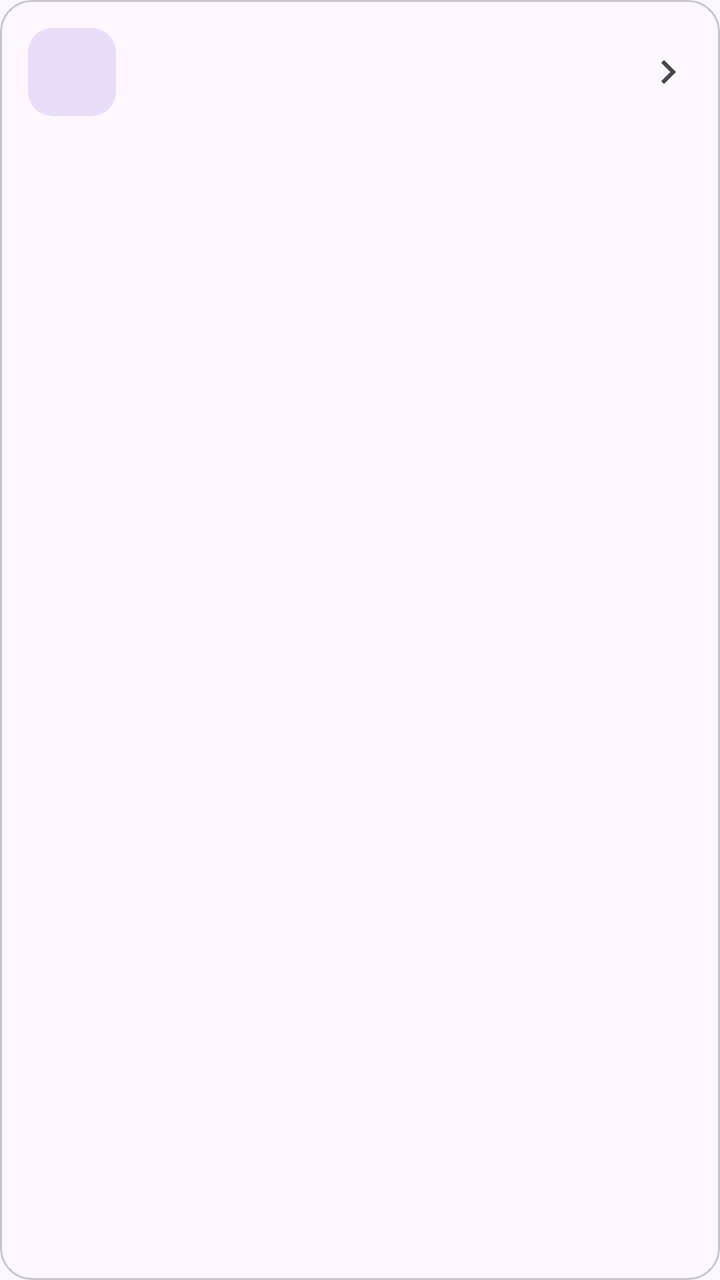
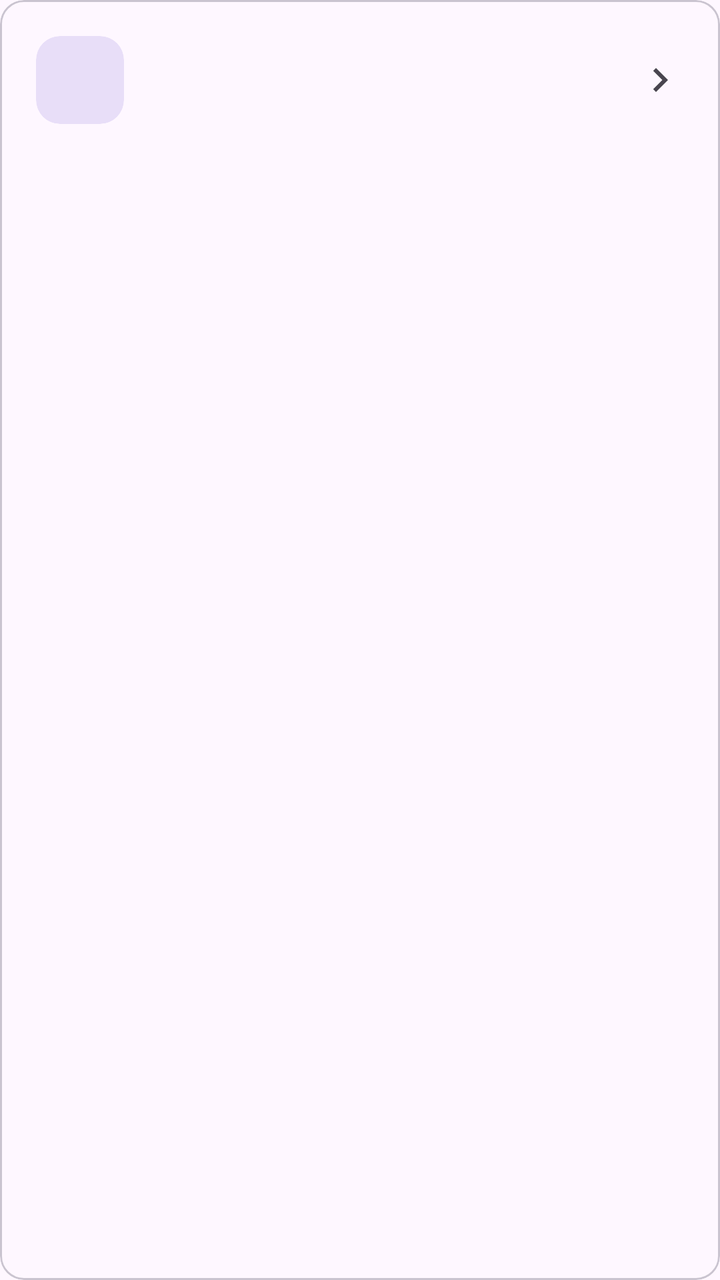

Before-and-after screenshots of an Android layout around one commit, followed by the original layout XML and the change that was made.
<!-- AndroidManifest.xml: application theme Theme.RpgmkPort -->
<!-- res/layout/opcion.xml -->
<?xml version="1.0" encoding="utf-8"?>
<com.google.android.material.card.MaterialCardView xmlns:android="http://schemas.android.com/apk/res/android"
    xmlns:app="http://schemas.android.com/apk/res-auto"
    style="@style/Widget.Material3.CardView.Outlined"
    android:layout_width="match_parent"
    android:layout_height="wrap_content"
    android:layout_marginTop="10dp"
    android:clickable="true"
    android:focusable="true"
    app:cardCornerRadius="16dp">
    <LinearLayout
        android:layout_width="match_parent"
        android:layout_height="wrap_content"
        android:gravity="center_vertical"
        android:orientation="horizontal"
        android:padding="14dp">
        <com.google.android.material.card.MaterialCardView
            style="@style/Widget.Material3.CardView.Filled"
            android:layout_width="44dp"
            android:layout_height="44dp"
            app:cardBackgroundColor="?attr/colorSecondaryContainer"
            app:cardCornerRadius="12dp">
            <ImageView
                android:id="@+id/icono"
                android:layout_width="24dp"
                android:layout_height="24dp"
                android:layout_gravity="center"
                android:importantForAccessibility="no"
                app:tint="?attr/colorOnSecondaryContainer" />
        </com.google.android.material.card.MaterialCardView>
        <LinearLayout
            android:layout_width="0dp"
            android:layout_height="wrap_content"
            android:layout_marginStart="16dp"
            android:layout_weight="1"
            android:orientation="vertical">
            <TextView
                android:id="@+id/titulo"
                android:layout_width="wrap_content"
                android:layout_height="wrap_content"
                android:textAppearance="?attr/textAppearanceTitleMedium"
                android:textColor="?attr/colorOnSurface" />
            <TextView
                android:id="@+id/sub"
                android:layout_width="wrap_content"
                android:layout_height="wrap_content"
                android:textAppearance="?attr/textAppearanceBodyMedium"
                android:textColor="?attr/colorOnSurfaceVariant" />
        </LinearLayout>
        <ImageView
            android:layout_width="24dp"
            android:layout_height="24dp"
            android:importantForAccessibility="no"
            android:src="@drawable/ic_chevron"
            app:tint="?attr/colorOnSurfaceVariant" />
    </LinearLayout>
</com.google.android.material.card.MaterialCardView>
<!-- resources referenced by this layout -->
<resources>
  <!-- drawable ic_chevron (drawable) -->
  <?xml version="1.0" encoding="utf-8"?>
  <vector xmlns:android="http://schemas.android.com/apk/res/android" android:width="24dp" android:height="24dp" android:viewportWidth="24" android:viewportHeight="24" android:tint="?attr/colorControlNormal" android:autoMirrored="true">
      <path android:fillColor="@android:color/white" android:pathData="M10,6L8.59,7.41 13.17,12l-4.58,4.59L10,18l6,-6z"/>
  </vector>
  <style name="Theme.RpgmkPort" parent="Theme.Material3.DayNight.NoActionBar">
          <item name="colorPrimary">@color/semilla</item>
          <item name="android:statusBarColor">@android:color/transparent</item>
          <item name="android:navigationBarColor">@android:color/transparent</item>
      </style>
  <color name="semilla">#5E548E</color>
</resources>

<!-- the commit's change to res/layout/opcion.xml (unified diff, before → after) -->
@@ -7,13 +7,13 @@
     android:layout_marginTop="10dp"
     android:clickable="true"
     android:focusable="true"
-    app:cardCornerRadius="16dp">
+    app:cardCornerRadius="12dp">
     <LinearLayout
         android:layout_width="match_parent"
         android:layout_height="wrap_content"
         android:gravity="center_vertical"
         android:orientation="horizontal"
-        android:padding="14dp">
+        android:padding="18dp">
         <com.google.android.material.card.MaterialCardView
             style="@style/Widget.Material3.CardView.Filled"
             android:layout_width="44dp"
